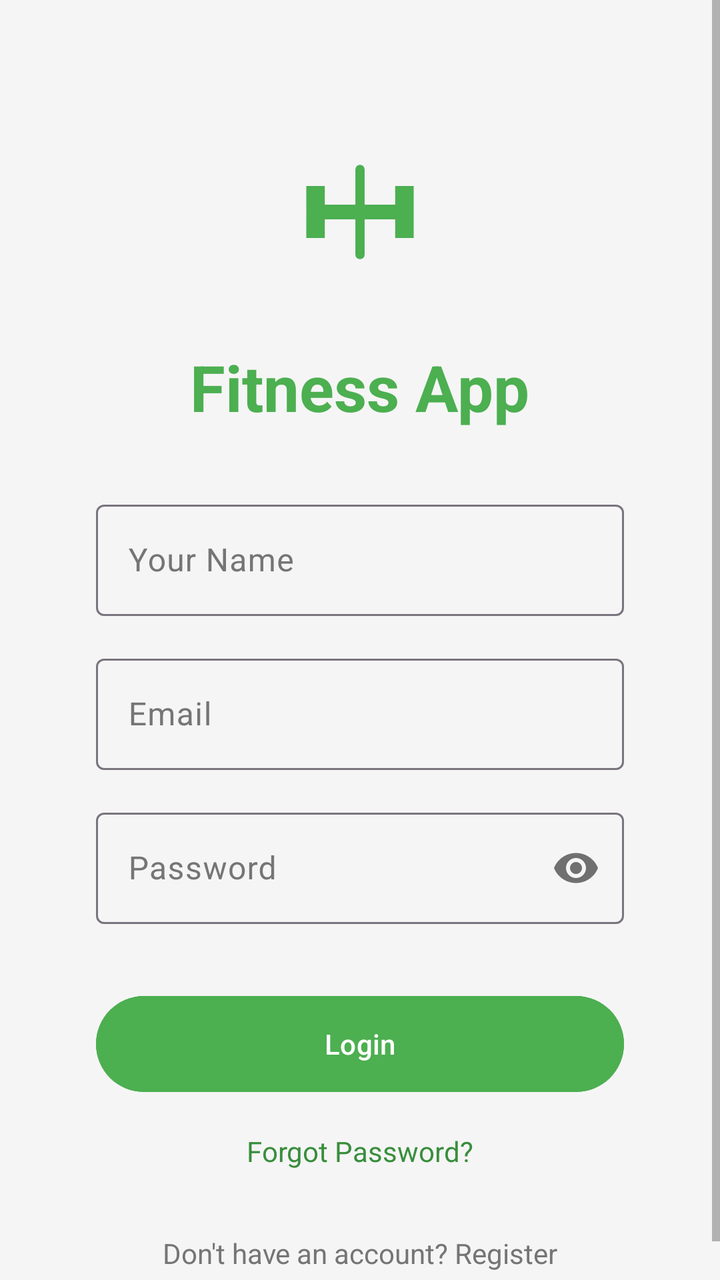
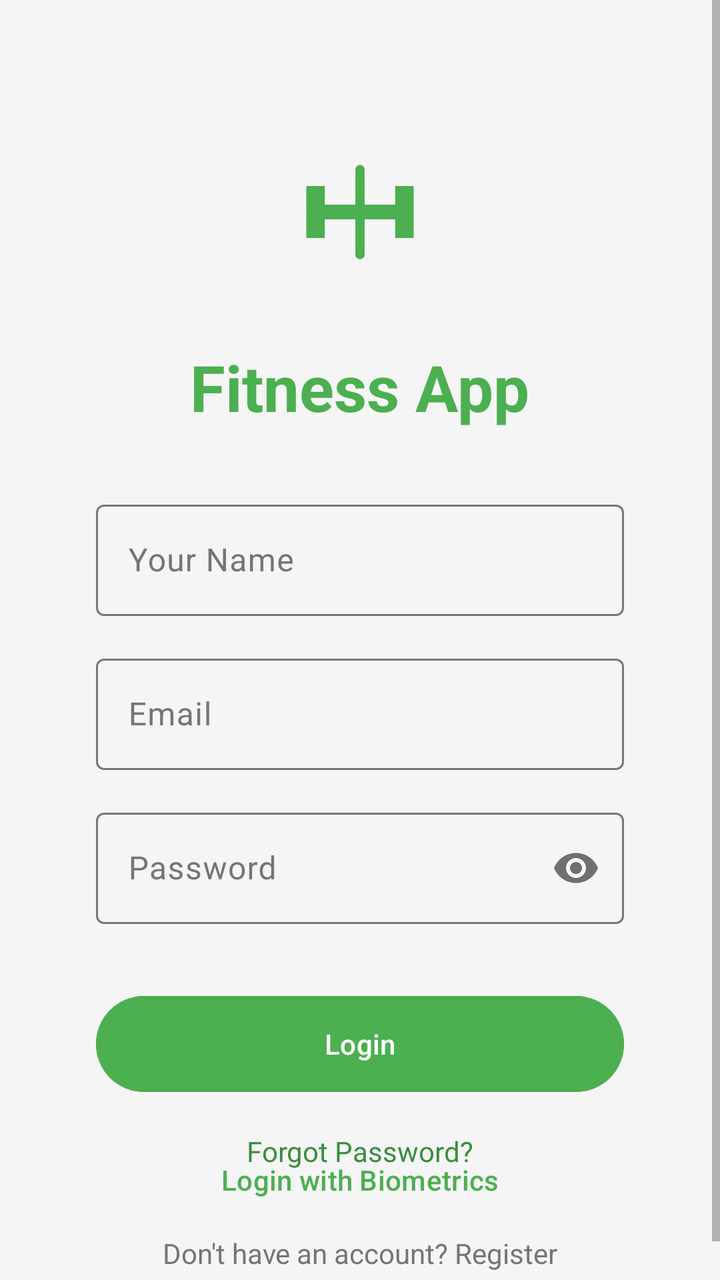

Before-and-after screenshots of an Android layout around one commit, followed by the original layout XML and the change that was made.
<!-- AndroidManifest.xml: application theme Theme.FitnessApp -->
<!-- res/layout/activity_login.xml -->
<?xml version="1.0" encoding="utf-8"?>
<ScrollView xmlns:android="http://schemas.android.com/apk/res/android"
    xmlns:app="http://schemas.android.com/apk/res-auto"
    android:layout_width="match_parent"
    android:layout_height="match_parent"
    android:fillViewport="true"
    android:background="@color/backgroundColor">

    <androidx.constraintlayout.widget.ConstraintLayout
        android:layout_width="match_parent"
        android:layout_height="wrap_content"
        android:padding="24dp">

        <androidx.constraintlayout.widget.Guideline
            android:id="@+id/guidelineLeft"
            android:layout_width="wrap_content"
            android:layout_height="wrap_content"
            android:orientation="vertical"
            app:layout_constraintGuide_begin="@dimen/content_horizontal_margin" />

        <androidx.constraintlayout.widget.Guideline
            android:id="@+id/guidelineRight"
            android:layout_width="wrap_content"
            android:layout_height="wrap_content"
            android:orientation="vertical"
            app:layout_constraintGuide_end="@dimen/content_horizontal_margin" />

        <ImageView
            android:id="@+id/logo"
            android:layout_width="@dimen/logo_size"
            android:layout_height="@dimen/logo_size"
            android:src="@drawable/ic_launcher_foreground"
            app:tint="@color/primaryColor"
            app:layout_constraintTop_toTopOf="parent"
            app:layout_constraintStart_toStartOf="parent"
            app:layout_constraintEnd_toEndOf="parent"
            android:layout_marginTop="32dp"
            android:contentDescription="App Logo" />

        <TextView
            android:id="@+id/title"
            android:layout_width="wrap_content"
            android:layout_height="wrap_content"
            android:text="Fitness App"
            android:textSize="32sp"
            android:textStyle="bold"
            android:textColor="@color/primaryColor"
            app:layout_constraintTop_toBottomOf="@id/logo"
            app:layout_constraintStart_toStartOf="parent"
            app:layout_constraintEnd_toEndOf="parent"
            android:layout_marginTop="16dp" />

        <com.google.android.material.textfield.TextInputLayout
            android:id="@+id/tilName"
            android:layout_width="0dp"
            android:layout_height="wrap_content"
            android:hint="Your Name"
            app:layout_constraintTop_toBottomOf="@id/title"
            app:layout_constraintStart_toStartOf="@id/guidelineLeft"
            app:layout_constraintEnd_toEndOf="@id/guidelineRight"
            android:layout_marginTop="32dp"
            style="@style/Widget.Material3.TextInputLayout.OutlinedBox">

            <com.google.android.material.textfield.TextInputEditText
                android:id="@+id/etName"
                android:layout_width="match_parent"
                android:layout_height="wrap_content"
                android:inputType="textPersonName" />
        </com.google.android.material.textfield.TextInputLayout>

        <com.google.android.material.textfield.TextInputLayout
            android:id="@+id/tilEmail"
            android:layout_width="0dp"
            android:layout_height="wrap_content"
            android:hint="Email"
            app:layout_constraintTop_toBottomOf="@id/tilName"
            app:layout_constraintStart_toStartOf="@id/guidelineLeft"
            app:layout_constraintEnd_toEndOf="@id/guidelineRight"
            android:layout_marginTop="16dp"
            style="@style/Widget.Material3.TextInputLayout.OutlinedBox">

            <com.google.android.material.textfield.TextInputEditText
                android:id="@+id/etEmail"
                android:layout_width="match_parent"
                android:layout_height="wrap_content"
                android:inputType="textEmailAddress" />
        </com.google.android.material.textfield.TextInputLayout>

        <com.google.android.material.textfield.TextInputLayout
            android:id="@+id/tilPassword"
            android:layout_width="0dp"
            android:layout_height="wrap_content"
            android:hint="Password"
            app:layout_constraintTop_toBottomOf="@id/tilEmail"
            app:layout_constraintStart_toStartOf="@id/guidelineLeft"
            app:layout_constraintEnd_toEndOf="@id/guidelineRight"
            android:layout_marginTop="16dp"
            app:passwordToggleEnabled="true"
            style="@style/Widget.Material3.TextInputLayout.OutlinedBox">

            <com.google.android.material.textfield.TextInputEditText
                android:id="@+id/etPassword"
                android:layout_width="match_parent"
                android:layout_height="wrap_content"
                android:inputType="textPassword" />
        </com.google.android.material.textfield.TextInputLayout>

        <Button
            android:id="@+id/btnLogin"
            android:layout_width="0dp"
            android:layout_height="56dp"
            android:text="Login"
            app:layout_constraintTop_toBottomOf="@id/tilPassword"
            app:layout_constraintStart_toStartOf="@id/guidelineLeft"
            app:layout_constraintEnd_toEndOf="@id/guidelineRight"
            android:layout_marginTop="32dp"
            android:backgroundTint="@color/primaryColor"
            android:textColor="@color/white" />

        <TextView
            android:id="@+id/tvForgotPassword"
            android:layout_width="wrap_content"
            android:layout_height="wrap_content"
            android:text="Forgot Password?"
            android:textColor="@color/primaryVariant"
            app:layout_constraintTop_toBottomOf="@id/btnLogin"
            app:layout_constraintStart_toStartOf="parent"
            app:layout_constraintEnd_toEndOf="parent"
            android:layout_marginTop="16dp" />

        <TextView
            android:id="@+id/tvRegister"
            android:layout_width="wrap_content"
            android:layout_height="wrap_content"
            android:text="Don't have an account? Register"
            android:textColor="@color/textColorSecondary"
            app:layout_constraintTop_toBottomOf="@id/tvForgotPassword"
            app:layout_constraintStart_toStartOf="parent"
            app:layout_constraintEnd_toEndOf="parent"
            android:layout_marginTop="32dp"
            android:layout_marginBottom="32dp" />

    </androidx.constraintlayout.widget.ConstraintLayout>
</ScrollView>
<!-- resources referenced by this layout -->
<resources>
  <color name="backgroundColor">#F5F5F5</color>
  <color name="primaryColor">#4CAF50</color>
  <color name="primaryVariant">#388E3C</color>
  <color name="textColorSecondary">#757575</color>
  <color name="white">#FFFFFFFF</color>
  <dimen name="content_horizontal_margin">24dp</dimen>
  <dimen name="logo_size">100dp</dimen>
  <!-- drawable ic_launcher_foreground (drawable) -->
  <vector xmlns:android="http://schemas.android.com/apk/res/android"
      android:width="108dp"
      android:height="108dp"
      android:viewportWidth="108"
      android:viewportHeight="108">
      <path
          android:fillColor="@color/white"
          android:pathData="M31,54 L77,54 M54,31 L54,77"
          android:strokeWidth="5"
          android:strokeColor="@color/white"
          android:strokeLineCap="round"/>
      
      <path
          android:fillColor="@color/white"
          android:pathData="M25,40 H35 V68 H25 V40 Z M73,40 H83 V68 H73 V40 Z M35,50 H73 V58 H35 V50 Z" />
  </vector>
  <style name="Theme.FitnessApp" parent="Base.Theme.FitnessApp" />
  <style name="Base.Theme.FitnessApp" parent="Theme.Material3.DayNight.NoActionBar">
          <item name="colorPrimary">@color/primaryColor</item>
          <item name="colorOnPrimary">@color/white</item>
          <item name="colorPrimaryContainer">@color/primaryVariant</item>
          <item name="colorOnPrimaryContainer">@color/white</item>
          <item name="colorSecondary">@color/secondaryColor</item>
          <item name="colorOnSecondary">@color/black</item>
          <item name="android:windowBackground">@color/backgroundColor</item>
          <item name="android:statusBarColor">@color/primaryVariant</item>
          <item name="colorSurface">@color/surfaceColor</item>
          <item name="colorOnSurface">@color/textColorPrimary</item>
          <item name="colorSurfaceVariant">@color/surfaceVariant</item>
          <item name="colorOnSurfaceVariant">@color/textColorSecondary</item>
          <item name="colorSecondaryContainer">@color/secondaryContainer</item>
          <item name="colorOnSecondaryContainer">@color/primaryColor</item>
          <item name="android:textColorPrimary">@color/textColorPrimary</item>
          <item name="android:textColorSecondary">@color/textColorSecondary</item>
      </style>
  <color name="secondaryColor">#FFC107</color>
  <color name="black">#FF000000</color>
  <color name="surfaceColor">#FFFFFF</color>
  <color name="textColorPrimary">#212121</color>
  <color name="surfaceVariant">#EEEEEE</color>
  <color name="secondaryContainer">#E8F5E9</color>
</resources>

<!-- the commit's change to res/layout/activity_login.xml (unified diff, before → after) -->
@@ -117,6 +117,18 @@
             android:backgroundTint="@color/primaryColor"
             android:textColor="@color/white" />
 
+        <Button
+            android:id="@+id/btnBiometric"
+            android:layout_width="wrap_content"
+            android:layout_height="wrap_content"
+            android:text="Login with Biometrics"
+            android:drawableStart="@drawable/ic_launcher_foreground"
+            app:layout_constraintTop_toBottomOf="@id/btnLogin"
+            app:layout_constraintStart_toStartOf="parent"
+            app:layout_constraintEnd_toEndOf="parent"
+            android:layout_marginTop="16dp"
+            style="@style/Widget.Material3.Button.TextButton" />
+
         <TextView
             android:id="@+id/tvForgotPassword"
             android:layout_width="wrap_content"
